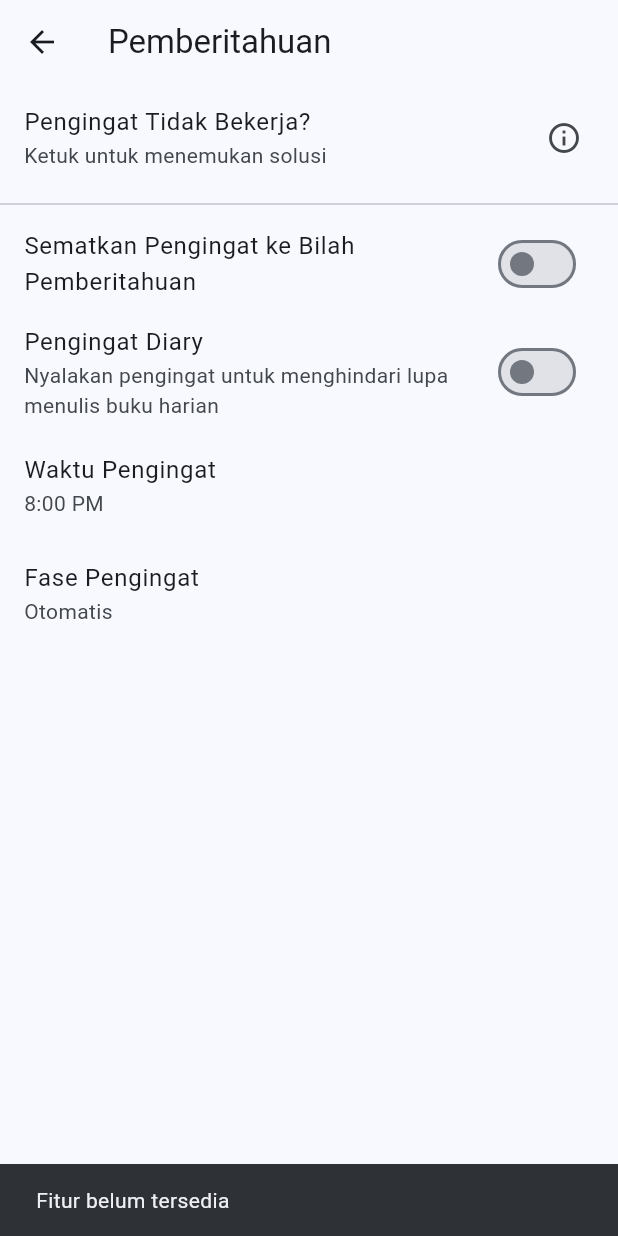
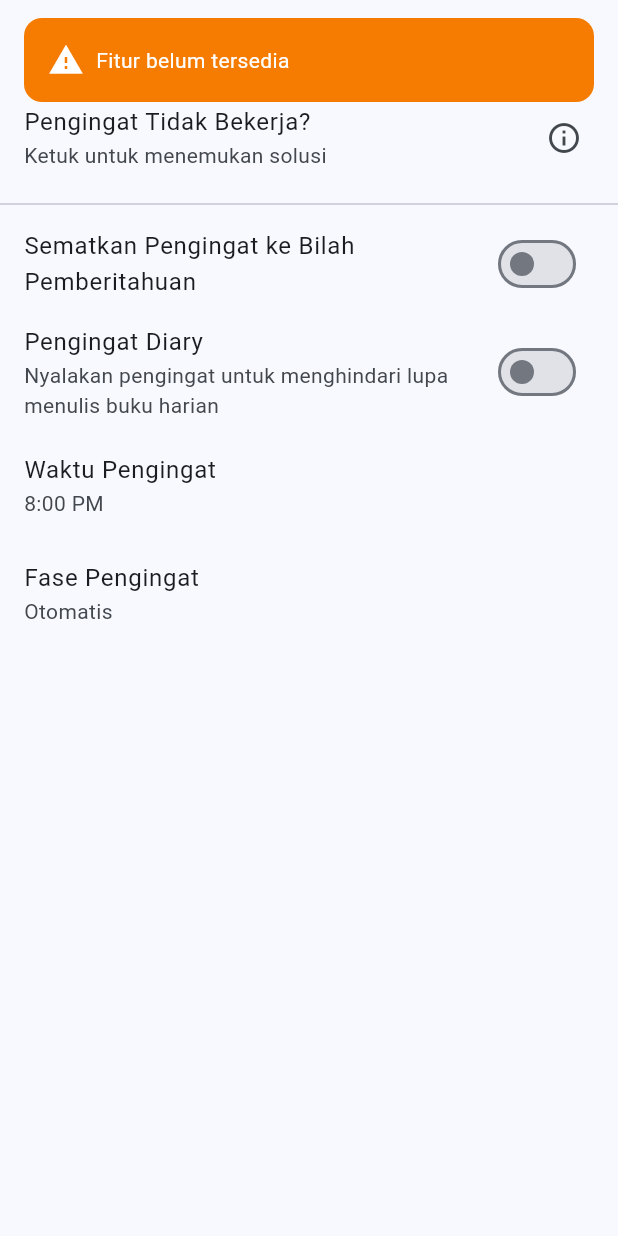
Before and after one commit to Lxtream23/tugas_uas, a Flutter app: the NotificationSettingsPage screen opened directly, after a tap on "Fase Pengingat", on a phone screen of 412 x 824 dp. Run offline on Flutter 3.47's test engine with Material 3 defaults, Android fonts, the phone set to English and light mode, and no system bars; drawn by our look-alikes of another_flushbar; our stand-ins replace flutter_colorpicker, flutter_local_notifications, image_picker, permission_handler, shared_preferences, supabase_flutter and 1 more; accounts and stored records are empty.

Commit message:
SnackBar Custom

```diff
--- a/lib/pages/settings/notification_settings_page.dart
+++ b/lib/pages/settings/notification_settings_page.dart
@@ -1,6 +1,7 @@
 import 'package:flutter/material.dart';
 import 'package:shared_preferences/shared_preferences.dart';
 import 'package:tugas_uas/services/notification_service.dart';
+import 'package:tugas_uas/widgets/custom_snackbar.dart';
 
 class NotificationSettingsPage extends StatefulWidget {
   const NotificationSettingsPage({super.key});
@@ -157,8 +158,12 @@ class _NotificationSettingsPageState extends State<NotificationSettingsPage> {
             title: const Text('Fase Pengingat'),
             subtitle: const Text('Otomatis'), // placeholder
             onTap: () {
-              ScaffoldMessenger.of(context).showSnackBar(
-                const SnackBar(content: Text('Fitur belum tersedia')),
+              showCustomSnackBar(
+                context,
+                'Fitur belum tersedia',
+                type: SnackBarType.warning,
+                duration: const Duration(seconds: 2),
+                showAtTop: true,
               );
             },
           ),
--- /dev/null
+++ b/lib/widgets/custom_snackbar.dart
@@ -0,0 +1,104 @@
+import 'package:flutter/material.dart';
+import 'package:another_flushbar/flushbar.dart';
+
+enum SnackBarType { success, error, info, warning }
+
+void showCustomSnackBar(
+  BuildContext context,
+  String message, {
+  String? title, // Judul opsional
+  SnackBarType type = SnackBarType.info,
+  Duration duration = const Duration(seconds: 3),
+  String? actionLabel,
+  VoidCallback? onActionPressed,
+  bool showAtTop = false,
+  double borderRadius = 12,
+  EdgeInsets? margin,
+}) {
+  final isDark = Theme.of(context).brightness == Brightness.dark;
+
+  Icon icon;
+  Color bgColor;
+
+  switch (type) {
+    case SnackBarType.success:
+      icon = const Icon(Icons.check_circle, color: Colors.white);
+      bgColor = Colors.green[600]!;
+      break;
+    case SnackBarType.error:
+      icon = const Icon(Icons.error, color: Colors.white);
+      bgColor = Colors.red[600]!;
+      break;
+    case SnackBarType.warning:
+      icon = const Icon(Icons.warning, color: Colors.white);
+      bgColor = Colors.orange[700]!;
+      break;
+    default:
+      icon = const Icon(Icons.info_outline, color: Colors.white);
+      bgColor = Colors.blue[600]!;
+  }
+
+  Flushbar(
+    titleText:
+        title != null
+            ? Text(
+              title,
+              style: const TextStyle(
+                fontWeight: FontWeight.bold,
+                fontSize: 16,
+                color: Colors.white,
+              ),
+            )
+            : null,
+    messageText: Row(
+      children: [
+        icon,
+        const SizedBox(width: 8),
+        Expanded(
+          child: Text(message, style: const TextStyle(color: Colors.white)),
+        ),
+      ],
+    ),
+    backgroundColor: bgColor,
+    flushbarPosition:
+        showAtTop ? FlushbarPosition.TOP : FlushbarPosition.BOTTOM,
+    duration: duration,
+    borderRadius: BorderRadius.circular(borderRadius),
+    margin: margin ?? const EdgeInsets.symmetric(horizontal: 16, vertical: 12),
+    animationDuration: const Duration(milliseconds: 400),
+    mainButton:
+        (actionLabel != null && onActionPressed != null)
+            ? TextButton(
+              onPressed: onActionPressed,
+              child: Text(
+                actionLabel,
+                style: const TextStyle(
+                  color: Colors.white,
+                  fontWeight: FontWeight.bold,
+                ),
+              ),
+            )
+            : null,
+    isDismissible: true,
+  ).show(context);
+}
+
+// | Fitur               | Keterangan                                    |
+// | ------------------- | --------------------------------------------- |
+// | 🔔 Ikon otomatis    | Berdasarkan tipe (`success`, `error`, `info`) |
+// | 🎨 Warna background | Hijau, merah, biru (bisa diubah sesuai tema)  |
+// | 🧭 Floating style   | Melayang dari bawah, tidak menempel           |
+// | 🧱 Rounded corner   | Terlihat modern dan elegan                    |
+// | ⏳ Durasi custom     | Bisa diganti `duration: Duration(seconds: 5)` |
+// | 📱 Responsif        | Cocok untuk mobile, tablet, dan desktop       |
+
+//✅ Contoh Penggunaan di Mana Saja:
+// showCustomSnackBar(context, 'Berhasil menyimpan data', type: SnackBarType.success);
+// showCustomSnackBar(context, 'Terjadi kesalahan saat login', type: SnackBarType.error);
+// showCustomSnackBar(context, 'Fitur belum tersedia'); // default: info
+//✅ Undo:
+//showCustomSnackBar(context,'Catatan dihapus',type: SnackBarType.error,actionLabel: 'Undo',onActionPressed: () {// Logika untuk mengembalikan data},);
+//✅ Tutup manual:
+//showCustomSnackBar(context,'Tema berhasil diubah',type: SnackBarType.success,actionLabel: 'Tutup',onActionPressed: () {ScaffoldMessenger.of(context).hideCurrentSnackBar();},);
+//📍 Tampilkan di atas:
+//showCustomSnackBar( context, 'Pengaturan diperbarui',showAtTop: true,);
--- a/pubspec.yaml
+++ b/pubspec.yaml
@@ -42,6 +42,7 @@ dependencies:
   flutter_local_notifications: ^16.3.2
   permission_handler: ^11.3.1
   timezone: ^0.9.2
+  another_flushbar: ^1.10.29
 
 dev_dependencies:
   flutter_test:
```
Also changed, not shown: pubspec.lock.
